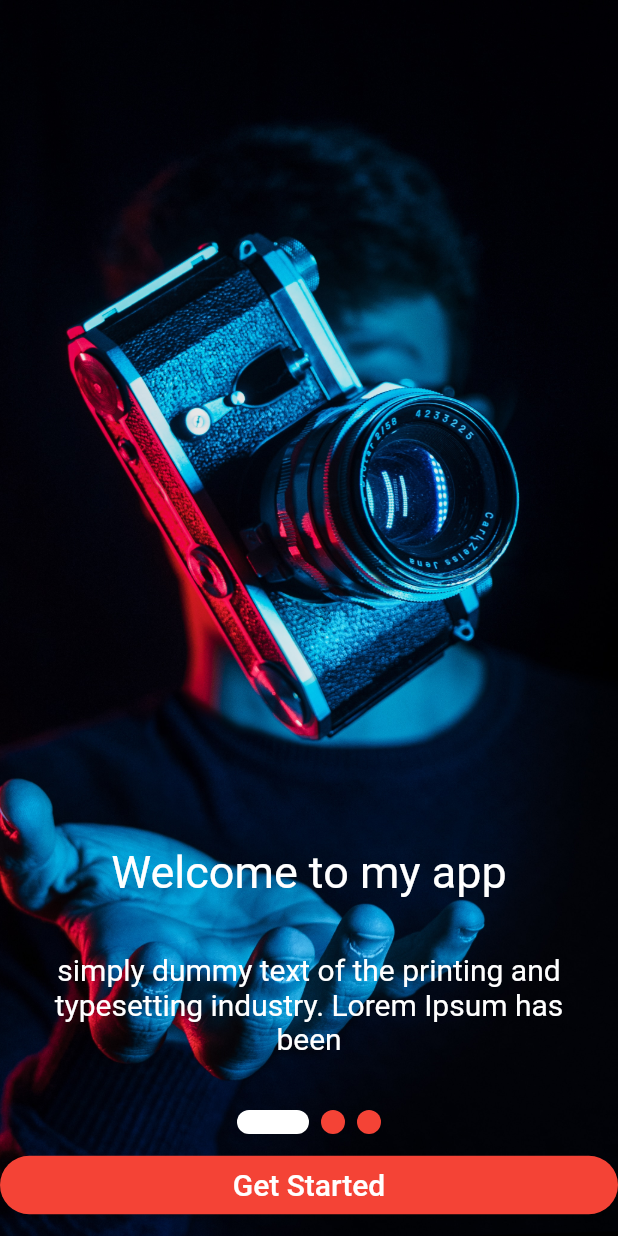
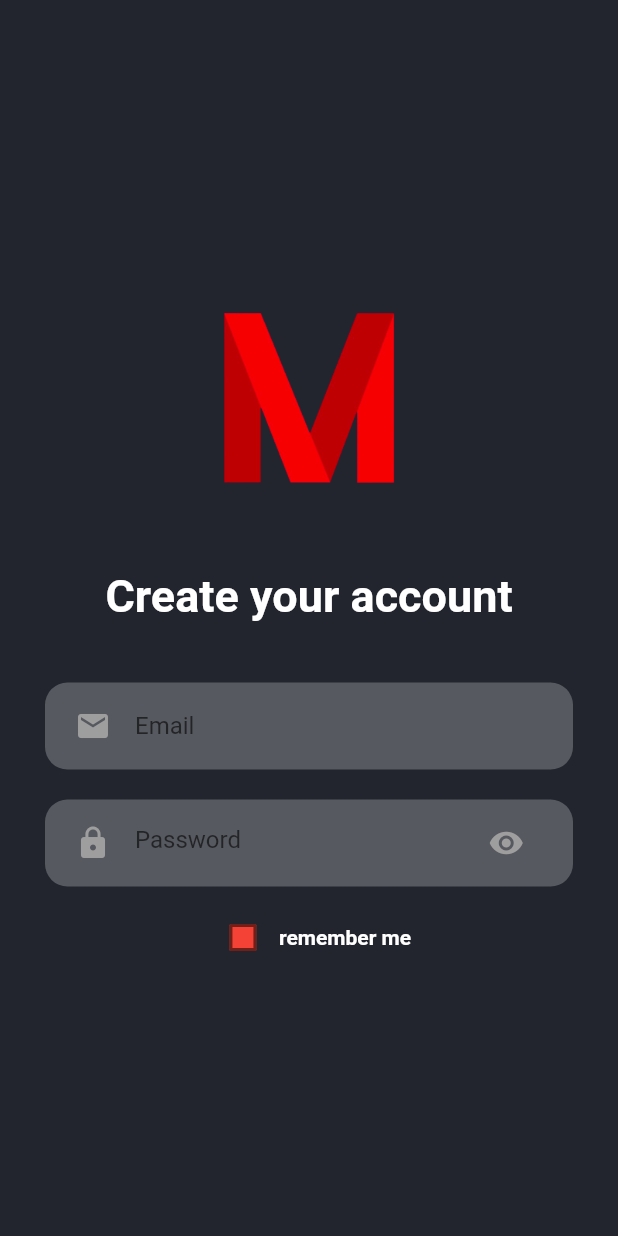
Before and after one commit to halitomer/movie_app, a Flutter app: the screen it shows after launch, after a tap on "Get Started", on a phone screen of 412 x 824 dp. Run offline on Flutter 3.47's test engine with Material 2 defaults, Android fonts, the light colour scheme and no system bars; drawn by our look-alikes of smooth_page_indicator; our stand-ins replace loading_animation_widget.

Commit message:
add ContainerTextFiled

```diff
--- /dev/null
+++ b/lib/Components/container_text_filed.dart
@@ -0,0 +1,24 @@
+import 'package:flutter/material.dart';
+
+class ContainerTextFiled extends StatelessWidget {
+  const ContainerTextFiled({
+    super.key,
+    required this.child,
+  });
+
+  final Widget child;
+
+  @override
+  Widget build(BuildContext context) {
+    return Container(
+
+      margin: const EdgeInsets.symmetric( horizontal: 30,vertical: 10),
+      padding: const EdgeInsets.symmetric(horizontal: 20, vertical: 5),
+      decoration: BoxDecoration(
+        color: Colors.white24,
+        borderRadius: BorderRadius.circular(15),
+      ),
+      child: child,
+    );
+  }
+}
--- a/lib/home.dart
+++ b/lib/home.dart
@@ -1,9 +1,9 @@
 import 'package:flutter/material.dart';
 import 'package:smooth_page_indicator/smooth_page_indicator.dart';
-import 'package:untitled4/ind.dart';
 import 'package:untitled4/pages/page1.dart';
 import 'package:untitled4/pages/page2.dart';
 import 'package:untitled4/pages/page3.dart';
+import 'package:untitled4/sign_up.dart';
 
 class MyHomePage extends StatefulWidget {
   MyHomePage({super.key});
@@ -58,14 +58,24 @@ class _MyHomePageState extends State<MyHomePage> {
                       controller: _controller,
                       count: 3,
                       effect: const ExpandingDotsEffect(
-                          activeDotColor: Colors.white, dotColor: Colors.red),
+                          dotHeight: 10,
+                          dotWidth: 10,
+                          activeDotColor: Colors.red,
+                          dotColor: Colors.white),
                     ),
                   ),
                   const SizedBox(
                     height: 10,
                   ),
                   ElevatedButton(
-                    onPressed: () {},
+                    onPressed: () {
+                      Navigator.push(
+                        context,
+                        MaterialPageRoute(
+                          builder: (context) => const SignUp(),
+                        ),
+                      );
+                    },
                     style: ButtonStyle(
                       backgroundColor: MaterialStateProperty.all(Colors.red),
                       shape: MaterialStateProperty.all(
@@ -74,11 +84,10 @@ class _MyHomePageState extends State<MyHomePage> {
                         ),
                       ),
                     ),
-                    child: Padding(
-                      padding: const EdgeInsets.all(8.0),
-                      child: const Text(
+                    child: const Padding(
+                      padding: EdgeInsets.all(8.0),
+                      child: Text(
                         'Get Started',
-
                         style: TextStyle(fontSize: 20, color: Colors.white),
                       ),
                     ),
@@ -86,6 +95,7 @@ class _MyHomePageState extends State<MyHomePage> {
                   const SizedBox(
                     height: 10,
                   ),
+
                 ],
               ),
             ),
--- a/lib/main.dart
+++ b/lib/main.dart
@@ -8,7 +8,6 @@ void main() {
 class MyApp extends StatelessWidget {
   const MyApp({super.key});
 
-
   @override
   Widget build(BuildContext context) {
     return const MaterialApp(
--- /dev/null
+++ b/lib/sign_up.dart
@@ -0,0 +1,117 @@
+import 'package:flutter/material.dart';
+
+import 'Components/container_text_filed.dart';
+
+class SignUp extends StatefulWidget {
+  const SignUp({super.key});
+
+  @override
+  State<SignUp> createState() => _SignUpState();
+}
+
+class _SignUpState extends State<SignUp> {
+  final Color lightBlack = const Color.fromARGB(255, 34, 37, 46);
+  Color _iconColor = Colors.grey;
+  var _isObscure;
+  bool isChecked = false;
+
+  @override
+  initState() {
+    super.initState();
+    _isObscure = true;
+  }
+
+  @override
+  Widget build(BuildContext context) {
+    return Scaffold(
+      backgroundColor: lightBlack,
+      body: Column(
+        children: [
+          const SizedBox(
+            height: 200,
+          ),
+          Center(
+            child: Image.asset(
+              'image/assets/newl.png',
+              width: 130,
+              height: 130,
+            ),
+          ),
+          const SizedBox(
+            height: 50,
+          ),
+          const Text(
+            'Create your account',
+            style: TextStyle(
+                fontSize: 30, fontWeight: FontWeight.bold, color: Colors.white),
+            textAlign: TextAlign.center,
+          ),
+          const SizedBox(
+            height: 30,
+          ),
+          const ContainerTextFiled(
+            child: TextField(
+              decoration: InputDecoration(
+                icon: Icon(
+                  Icons.mail,
+                  color: Colors.grey,
+                ),
+                hintText: 'Email',
+                border: InputBorder.none,
+              ),
+            ),
+          ),
+          ContainerTextFiled(
+            child: TextField(
+              obscureText: _isObscure,
+              decoration: InputDecoration(
+                  icon: const Icon(
+                    Icons.lock,
+                    color: Colors.grey,
+                  ),
+                  border: InputBorder.none,
+                  hintText: 'Password',
+                  suffixIcon: IconButton(
+                    padding: const EdgeInsetsDirectional.only(end: 1),
+                    icon: Icon(
+                      _isObscure ? Icons.visibility : Icons.visibility_off,
+                      color: _iconColor,
+                    ),
+                    onPressed: () {
+                      setState(() {
+                        _isObscure = !_isObscure;
+                        if (_iconColor == Colors.grey) {
+                          _iconColor = Colors.red;
+                        } else {
+                          _iconColor = Colors.grey;
+                        }
+                      });
+                    },
+                  )),
+            ),
+          ),
+          Row(
+            mainAxisAlignment: MainAxisAlignment.center,
+
+            children: [
+              Checkbox(
+                  value: isChecked,
+                  checkColor: Colors.white,
+                  fillColor: MaterialStateProperty.all(Colors.red),
+                  onChanged: (value) {
+                    setState(() {
+                      isChecked = value!;
+                    });
+                  }),
+              const Text('remember me',
+                  style: TextStyle(
+                    color: Colors.white,
+                    fontWeight: FontWeight.bold,
+                  )),
+            ],
+          ),
+        ],
+      ),
+    );
+  }
+}
--- a/lib/splash.dart
+++ b/lib/splash.dart
@@ -2,10 +2,8 @@ import 'package:flutter/material.dart';
 import 'package:loading_animation_widget/loading_animation_widget.dart';
 import 'home.dart';
 
-
 class Splash extends StatefulWidget {
   const Splash({super.key});
-
 
   @override
   State<Splash> createState() => _SplashState();
@@ -14,42 +12,46 @@ class Splash extends StatefulWidget {
 class _SplashState extends State<Splash> {
   /// this color for background
   final Color lightBlack = const Color.fromARGB(255, 34, 37, 46);
-  final  Color white = const Color(0xFFFFFFFF);
-
-
+  final Color white = const Color(0xFFFFFFFF);
 
   @override
   void initState() {
     super.initState();
     _navigteToHome();
   }
-  _navigteToHome() async{
-    await Future.delayed(const Duration(milliseconds: 3000),(){});
-    Navigator.pushReplacement(context, MaterialPageRoute(builder:(context)=>  MyHomePage() ));
+
+  _navigteToHome() async {
+    await Future.delayed(const Duration(milliseconds: 3000), () {});
+    Navigator.pushReplacement(
+        context, MaterialPageRoute(builder: (context) => MyHomePage()));
   }
+
   @override
   Widget build(BuildContext context) {
-    return  Scaffold(
-      backgroundColor: lightBlack ,
+    return Scaffold(
+      backgroundColor: lightBlack,
       body: Center(
         child: Column(
           mainAxisAlignment: MainAxisAlignment.center,
           children: [
-            const SizedBox(width: 10, height: 10,),
+            const SizedBox(
+              width: 10,
+              height: 10,
+            ),
             Center(
-
-                child: Container(
-                  child: Image.asset('image/assets/newl.png',
-                    width: 200, height: 200,
-                ),
+              child: Container(
+                child: Image.asset(
+                  'image/assets/newl.png',
+                  width: 200,
+                  height: 200,
                 ),
               ),
-
-          const SizedBox(height: 250, width: 250,),
-        LoadingAnimationWidget.hexagonDots(color: white, size: 50),
-
-
-
+            ),
+            const SizedBox(
+              height: 250,
+              width: 250,
+            ),
+            LoadingAnimationWidget.hexagonDots(color: white, size: 50),
           ],
         ),
       ),
```
Also changed, not shown: lib/ind.dart (deleted).
